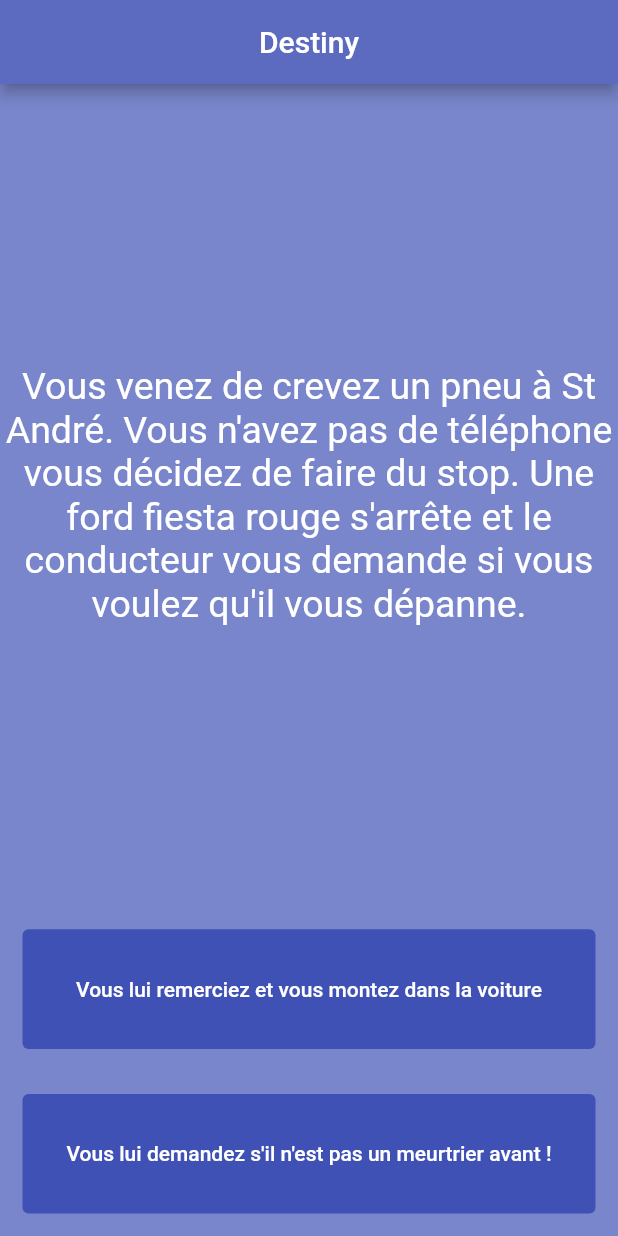
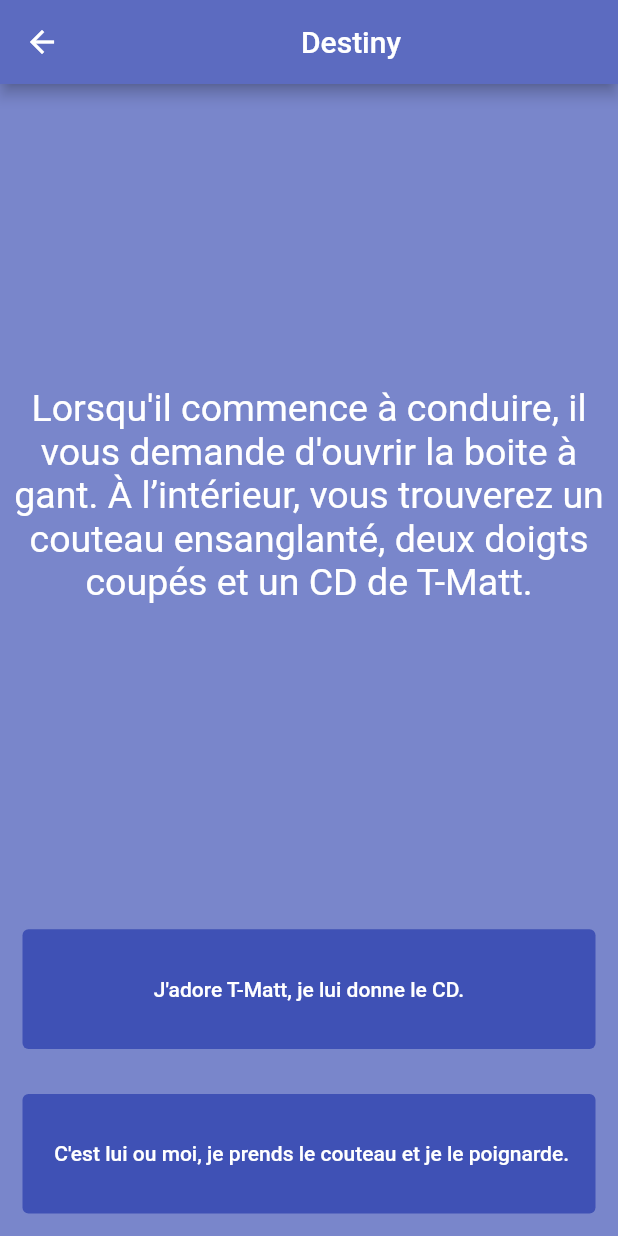
Before and after one commit to Binique/story, a Flutter app: the screen it shows after launch, after a tap on "Vous lui remerciez et vous montez dans l", on a phone screen of 412 x 824 dp. Run offline on Flutter 3.47's test engine with Material 2 defaults, Android fonts, the phone set to English and light mode, and no system bars.

```diff
--- a/lib/main.dart
+++ b/lib/main.dart
@@ -42,7 +42,10 @@ class Story extends StatelessWidget {
                 child: TextButton(
                   style: TextButton.styleFrom(backgroundColor: Colors.indigo.shade500),
                   onPressed: () {
-
+                    Navigator.push(
+                      context,
+                      MaterialPageRoute(builder: (context) => const Story2()),
+                    );
                   },
                   child:Text('Vous lui remerciez et vous montez dans la voiture',
                       style: TextStyle(color: Colors.white,)
@@ -133,3 +136,63 @@ class Story1 extends StatelessWidget {
     );
   }
 }
+class Story2 extends StatelessWidget {
+  const Story2 ({Key? key}) : super(key: key);
+
+  @override
+  Widget build(BuildContext context) {
+    return Scaffold(
+      backgroundColor: Colors.indigo.shade300,
+      appBar: AppBar(
+        backgroundColor: Colors.indigo.shade400,
+        title: Center(
+            child: const Text('Destiny')
+        ),
+      ),
+      body: Center(
+        child:
+        Column(
+          crossAxisAlignment: CrossAxisAlignment.stretch,
+          children: [
+            Expanded(
+              flex: 5,
+              child: Center(
+                child: Text("Lorsqu'il commence à conduire, il vous demande d'ouvrir la boite à gant. À l’intérieur, vous trouverez un couteau ensanglanté, deux doigts coupés et un CD de T-Matt.",
+                  style: TextStyle(color: Colors.white,fontSize: 25.0),textAlign: TextAlign.center,
+                ),
+              ),
+            ),
+            Expanded(
+              child:Padding(
+                padding: const EdgeInsets.all(15.0),
+                child: TextButton(
+                  style: TextButton.styleFrom(backgroundColor: Colors.indigo.shade500),
+                  onPressed: () {
+
+                  },
+                  child:Text("J'adore T-Matt, je lui donne le CD.",
+                      style: TextStyle(color: Colors.white,)
+                  ),
+                ),
+              ),
+            ),
+            Expanded(
+              child:Padding(
+                padding: const EdgeInsets.all(15.0),
+                child: TextButton(
+                  style: TextButton.styleFrom(backgroundColor: Colors.indigo.shade500),
+                  onPressed: () {
+
+                  },
+                  child:Text(" C'est lui ou moi, je prends le couteau et je le poignarde.",
+                      style: TextStyle(color: Colors.white,)
+                  ),
+                ),
+              ),
+            ),
+          ],
+        ),
+      ),
+    );
+  }
+}
```
